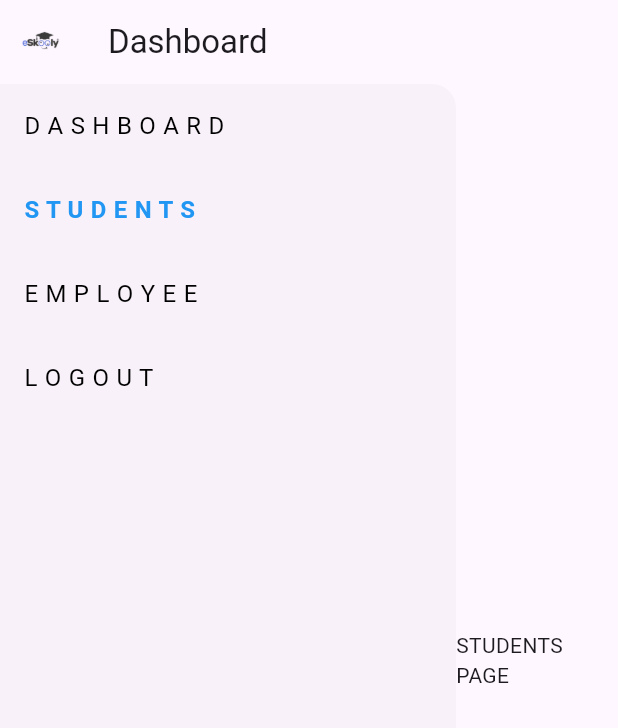
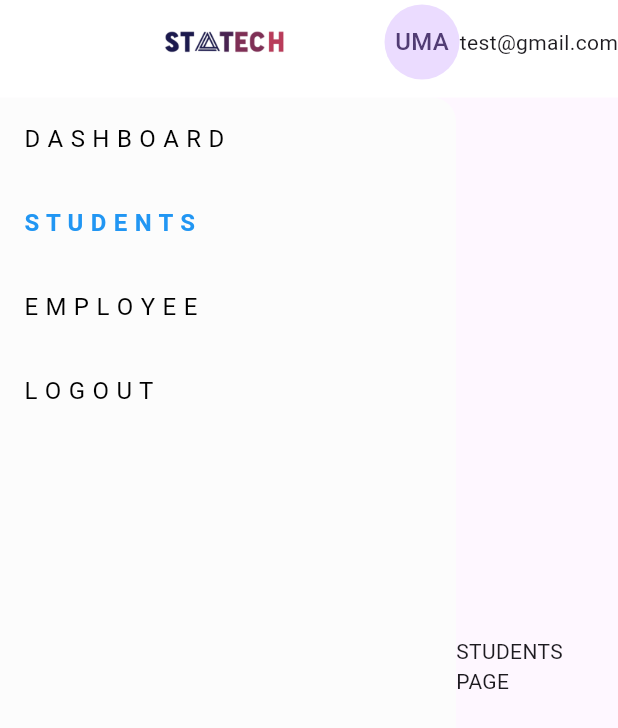
Before and after one commit to ujjwalmangalatreya/sms, a Flutter app: the DashboardPage screen opened by its route, after a tap on "S T U D E N T S", on a phone screen of 412 x 824 dp. Shown: the top 728 px of the screen. Run offline on Flutter 3.47's test engine with Material 3 defaults, Android fonts, the phone set to English and light mode, and no system bars; our stand-ins replace firebase_auth, firebase_core, get, url_strategy; accounts and stored records are empty.

Commit message:
Dashboard card and welcome section

```diff
--- a/lib/core/constants/app_fonts.dart
+++ b/lib/core/constants/app_fonts.dart
@@ -36,4 +36,23 @@ class AppFonts{
     fontSize: 20,
     fontFamily: 'sms_fonts',
   );
+  static const TextStyle dashboardCardText = TextStyle(
+    color: Colors.white,
+    fontWeight: FontWeight.w500,
+    fontSize: 20,
+    fontFamily: 'sms_fonts',
+  );
+  static const TextStyle welcomeNoteHeader = TextStyle(
+    color: Color(0xFFFF808B),
+    fontWeight: FontWeight.w500,
+    fontSize: 20,
+    fontFamily: 'sms_fonts',
+  );
+  static const TextStyle welcomeNoteDetails = TextStyle(
+    color: Color(0xFF777777),
+    fontWeight: FontWeight.w500,
+    fontSize: 13,
+    fontFamily: 'sms_fonts',
+  );
+
 }
--- a/lib/core/constants/colors.dart
+++ b/lib/core/constants/colors.dart
@@ -12,4 +12,16 @@ class TColors {
   static const loginFormSection = Color(0xFFFFFFFF);
   static const loginSecondSection = Color(0xFF049BE5);
 
+  //Dahboard Colors
+  static const dashboardMainBody = Color(0xFFEDEEF2);
+  static const dashboardAppBar = Color(0xFFFFFFFF);
+  static const dashboardSideNav = Color(0xFFFCFCFC);
+
+  //Dashboard Grid Card colors
+  static const totalStudentsCardColor = Color(0xFF5655AB);
+  static const totalEmployeeCardColor = Color(0xFFA1A3D9);
+  static const totalRevenueCardColor = Color(0xFFFA8892);
+  static const totalProfitCardColor = Color(0xFF6789F5);
+
+
 }
--- a/lib/core/constants/images.dart
+++ b/lib/core/constants/images.dart
@@ -3,4 +3,7 @@ class TImages {
   static const schoolLogo = 'assets/logos/school_logo.png';
   static const mobileLaptop = 'assets/images/mobile_laptop.png';
 
+  static const statechLogo = 'assets/logos/statech_logo.png';
+  static const smallStatechLogo = 'assets/logos/stech_samll_logo.png';
+
 }
--- /dev/null
+++ b/lib/core/widgets/common/dashboard_grid.dart
@@ -0,0 +1,112 @@
+import 'package:flutter/cupertino.dart';
+import 'package:flutter/material.dart';
+
+import '../../constants/app_fonts.dart';
+import '../../constants/colors.dart';
+
+class DashboardGrid extends StatelessWidget {
+  const DashboardGrid({super.key});
+
+  @override
+  Widget build(BuildContext context) {
+    return GridView.builder(
+      shrinkWrap: true,
+      gridDelegate: const SliverGridDelegateWithFixedCrossAxisCount(
+        crossAxisCount: 4, // Number of columns
+        crossAxisSpacing: 20.0, // Space between columns
+        mainAxisSpacing: 20.0, // Space between rows
+        childAspectRatio: 1.5, // Width-to-height ratio of each grid item
+      ),
+      itemCount: 4,
+      itemBuilder: (context, index) {
+        final items = [
+          {
+            "icon": Icons.person,
+            "title": "Total Students",
+            "count": "",
+            "color": TColors.totalStudentsCardColor
+          },
+          {
+            "icon": Icons.shopping_bag_outlined,
+            "title": "Total Employee",
+            "count": "",
+            "color": TColors.totalEmployeeCardColor
+          },
+          {
+            "icon": Icons.monetization_on_outlined,
+            "title": "Total Revenue",
+            "count": "",
+            "color": TColors.totalRevenueCardColor
+          },
+          {
+            "icon": Icons.monetization_on_outlined,
+            "title": "Total Profit",
+            "count": "",
+            "color": TColors.totalProfitCardColor
+          }
+        ];
+
+        return DashboardCard(
+          icon: items[index]['icon'] as IconData,
+          count: items[index]['count'] as String,
+          title: items[index]['title'] as String,
+          cardColor: items[index]['color'] as Color,
+        );
+      },
+    );
+  }
+}
+
+class DashboardCard extends StatelessWidget {
+  final IconData icon;
+  final String title;
+  final String count;
+  final Color cardColor;
+
+  const DashboardCard({
+    super.key,
+    required this.icon,
+    required this.title,
+    required this.count,
+    required this.cardColor,
+  });
+
+  @override
+  Widget build(BuildContext context) {
+    return Container(
+      padding: const EdgeInsets.all(10.0),
+      child: Card(
+        semanticContainer: true,
+        color: cardColor,
+        elevation: 4,
+        shape: RoundedRectangleBorder(
+          borderRadius: BorderRadius.circular(12.0),
+        ),
+        child: Padding(
+          padding: const EdgeInsets.all(16.0),
+          child: Column(
+            mainAxisAlignment: MainAxisAlignment.center,
+            children: [
+              Icon(
+                icon,
+                size: 30.0,
+                color: TColors.appPrimaryColor,
+              ),
+              const SizedBox(height: 5.0),
+              Text(
+                title,
+                style: AppFonts.dashboardCardText,
+              ),
+              const SizedBox(height: 5.0),
+              Text(
+                "3",
+                style: AppFonts.dashboardCardText,
+              ),
+
+            ],
+          ),
+        ),
+      ),
+    );
+  }
+}
--- a/lib/core/widgets/common/drawer.dart
+++ b/lib/core/widgets/common/drawer.dart
@@ -1,5 +1,6 @@
 import 'package:flutter/material.dart';
 import 'package:get/get.dart';
+import 'package:schoolmgmt/core/constants/colors.dart';
 import 'drawer_tile.dart';
 
 class DrawerMenu extends StatelessWidget {
@@ -15,6 +16,7 @@ class DrawerMenu extends StatelessWidget {
   @override
   Widget build(BuildContext context) {
     return Drawer(
+      backgroundColor: TColors.dashboardSideNav,
       child: ListView(
         padding: EdgeInsets.zero,
         children: [
--- a/lib/core/widgets/common/drawer_tile.dart
+++ b/lib/core/widgets/common/drawer_tile.dart
@@ -6,11 +6,11 @@ class DrawerTile extends StatelessWidget {
   final VoidCallback onTap;
 
   const DrawerTile({
-    Key? key,
+    super.key,
     required this.title,
     required this.isSelected,
     required this.onTap,
-  }) : super(key: key);
+  });
 
   @override
   Widget build(BuildContext context) {
--- /dev/null
+++ b/lib/features/dashboard/views/dashboard_details.dart
@@ -0,0 +1,118 @@
+import 'package:flutter/material.dart';
+import 'package:schoolmgmt/core/constants/app_fonts.dart';
+import 'package:schoolmgmt/core/constants/colors.dart';
+import 'package:schoolmgmt/core/widgets/common/dashboard_grid.dart';
+
+class DashboardDetails extends StatefulWidget {
+  const DashboardDetails({super.key});
+
+  @override
+  State<DashboardDetails> createState() => _DashboardDetailsState();
+}
+
+class _DashboardDetailsState extends State<DashboardDetails> {
+  @override
+  Widget build(BuildContext context) {
+    return SingleChildScrollView(
+      child: Container(
+        height: MediaQuery.sizeOf(context).height,
+        width: MediaQuery.sizeOf(context).width,
+        decoration: BoxDecoration(
+          color: TColors.dashboardMainBody,
+        ),
+        child: Column(
+          crossAxisAlignment: CrossAxisAlignment.start,
+          children: [
+            // Dashboard Grid Section
+            const DashboardGrid(),
+
+            const SizedBox(height: 20.0), // Spacing between sections
+
+            // Row with Two Columns
+            Row(
+              crossAxisAlignment: CrossAxisAlignment.start,
+              children: [
+                // First Column
+                Flexible(
+                  flex: 2, // Adjust column size ratio
+                  child: Padding(
+                    padding: const EdgeInsets.all(18.0),
+                    child: Container(
+                      height: 100,
+                      width: double.infinity,
+                      decoration: BoxDecoration(
+                        color: const Color(
+                            0xFFF7E5E9), // Background color (#f7e5e9)
+                        border: Border.all(
+                          color:
+                              const Color(0xFFF7E5E9), // Border color (#f7e5e9)
+                          width: 1.0, // Border width
+                        ),
+                        borderRadius: BorderRadius.circular(10.0),
+                      ),
+                      child: Column(
+                        crossAxisAlignment: CrossAxisAlignment.start,
+                        children: [
+                          Padding(
+                            padding: const EdgeInsets.fromLTRB(40, 10, 0, 0),
+                            child: Text(
+                              "Welcome to Admin Dashboard",
+                              style: AppFonts.welcomeNoteHeader,
+                            ),
+                          ),
+                          Padding(
+                            padding: const EdgeInsets.fromLTRB(40, 10, 0, 0),
+                            child: SizedBox(
+                              width: 300, // Adjust the width to fit your layout
+                              child: Text(
+                                "Your Account is not Verified yet! Please verify your email address. Verify now!",
+                                maxLines: 2,
+                                softWrap: true,
+                                overflow: TextOverflow.ellipsis, // Add ellipsis if text overflows
+                                style: AppFonts.welcomeNoteDetails,
+                                textAlign: TextAlign.center, // Adjust alignment if needed
+                              ),
+                            ),
+                          ),
+                        ],
+                      ),
+                    ),
+                  ),
+                ),
+
+                // Second Column
+                Flexible(
+                  flex: 1, // Adjust column size ratio
+                  child: Padding(
+                    padding: const EdgeInsets.all(18.0),
+                    child: Container(
+                      height: 100,
+                      width: double.infinity,
+                      decoration: BoxDecoration(
+                        color: const Color(
+                            0xFFE8F7E9), // Different background color
+                        border: Border.all(
+                          color: const Color(0xFFE8F7E9), // Border color
+                          width: 1.0,
+                        ),
+                        borderRadius: BorderRadius.circular(10.0),
+                      ),
+                      child: const Center(
+                        child: Text(
+                          "Second Column Content",
+                          style: TextStyle(color: Colors.black),
+                        ),
+                      ),
+                    ),
+                  ),
+                ),
+              ],
+            ),
+
+
+          ],
+        ),
+      ),
+    );
+  }
+}
--- a/lib/features/dashboard/views/dashboard_screen.dart
+++ b/lib/features/dashboard/views/dashboard_screen.dart
@@ -1,5 +1,7 @@
 import 'package:flutter/material.dart';
+import 'package:schoolmgmt/core/constants/colors.dart';
 import 'package:schoolmgmt/core/constants/images.dart';
+import 'package:schoolmgmt/features/dashboard/views/dashboard_details.dart';
 import '../../../core/widgets/common/drawer.dart';
 
 class DashboardPage extends StatefulWidget {
@@ -13,10 +15,9 @@ class _DashboardPageState extends State<DashboardPage> {
   int _selectedIndex = 0;
 
   final _pages = [
-    Center(child: Text('DASHBOARD PAGE')),
+    Center(child: DashboardDetails()),
     Center(child: Text('STUDENTS PAGE')),
     Center(child: Text('EMPLOYEE PAGE')),
-
   ];
 
   void updateSelectedIndex(int index) {
@@ -28,18 +29,31 @@ class _DashboardPageState extends State<DashboardPage> {
   @override
   Widget build(BuildContext context) {
     return Scaffold(
-      appBar: AppBar(
+      appBar: PreferredSize(
+        preferredSize: Size.fromHeight(65),
+        child: AppBar(
+          backgroundColor: TColors.dashboardAppBar,
           title: const Text('Dashboard'),
+          leadingWidth: 300,
+          automaticallyImplyLeading: false,
           leading: Padding(
             padding: const EdgeInsets.all(8.0), // Adjust padding as needed
             child: SizedBox(
               width: 140, // Set the width of the logo
               height: 140, // Set the height of the logo
               child: Image.asset(
-              TImages.schoolLogo, // Replace with your logo's path
+                TImages.statechLogo, // Replace with your logo's path
                 fit: BoxFit.contain,
               ),
             ),
+          ),
+          actions: [
+            CircleAvatar(
+              radius: 25,
+              child: Text("UMA"),
+            ),
+            Text("test@gmail.com"),
+          ],
         ),
       ),
       body: Row(
@@ -49,6 +63,9 @@ class _DashboardPageState extends State<DashboardPage> {
             onMenuSelected: updateSelectedIndex,
           ),
           Expanded(child: _pages[_selectedIndex]),
+
+          // After Card Section
+
         ],
       ),
     );
--- a/lib/features/home_screen.dart/web_view.dart
+++ b/lib/features/home_screen.dart/web_view.dart
@@ -33,7 +33,7 @@ class WebHomeScreen extends StatelessWidget {
     return AppBar(
       leading: Padding(
         padding: const EdgeInsets.all(8.0),
-        child: Image.asset(TImages.schoolLogo),
+        child: Image.asset(TImages.statechLogo),
       ),
       backgroundColor: TColors.homePageFirstSection,
       actions: [
@@ -234,7 +234,7 @@ class _FooterSection extends StatelessWidget {
             SizedBox(
               height: 170,
               width: 170,
-              child: Image.asset(TImages.schoolLogo),
+              child: Image.asset(TImages.statechLogo),
             ),
             SizedBox(
               child: Text(
```
Also changed, not shown: assets/logos/statech_logo.png (added), assets/logos/stech_small_logo.png (added). Lines whose indentation alone changed are shown as unchanged.
